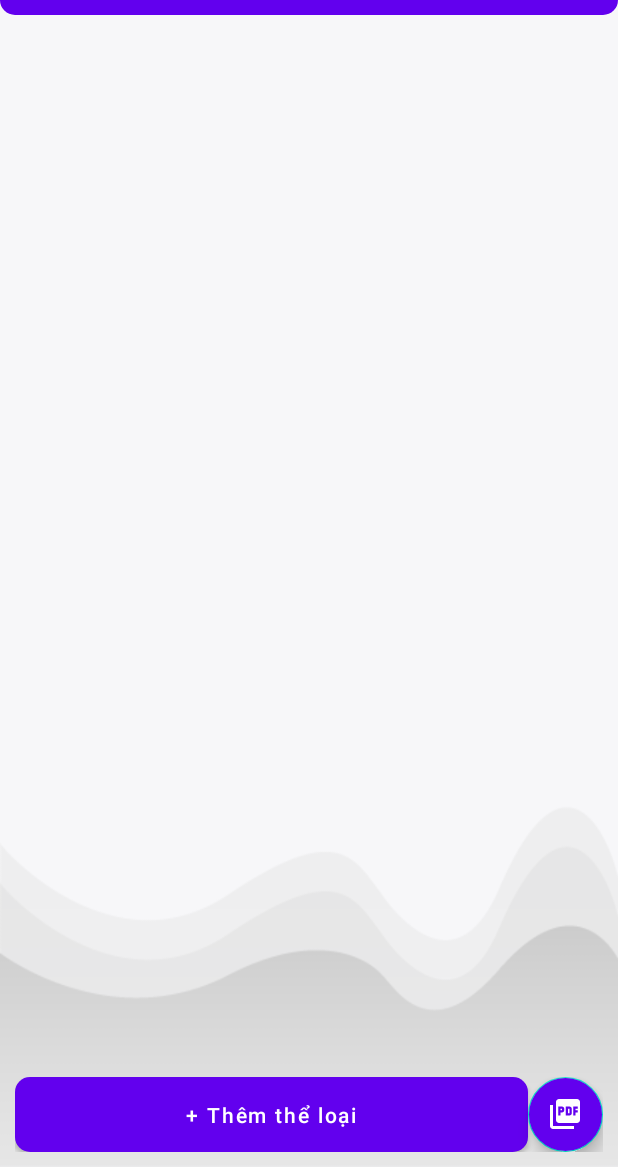
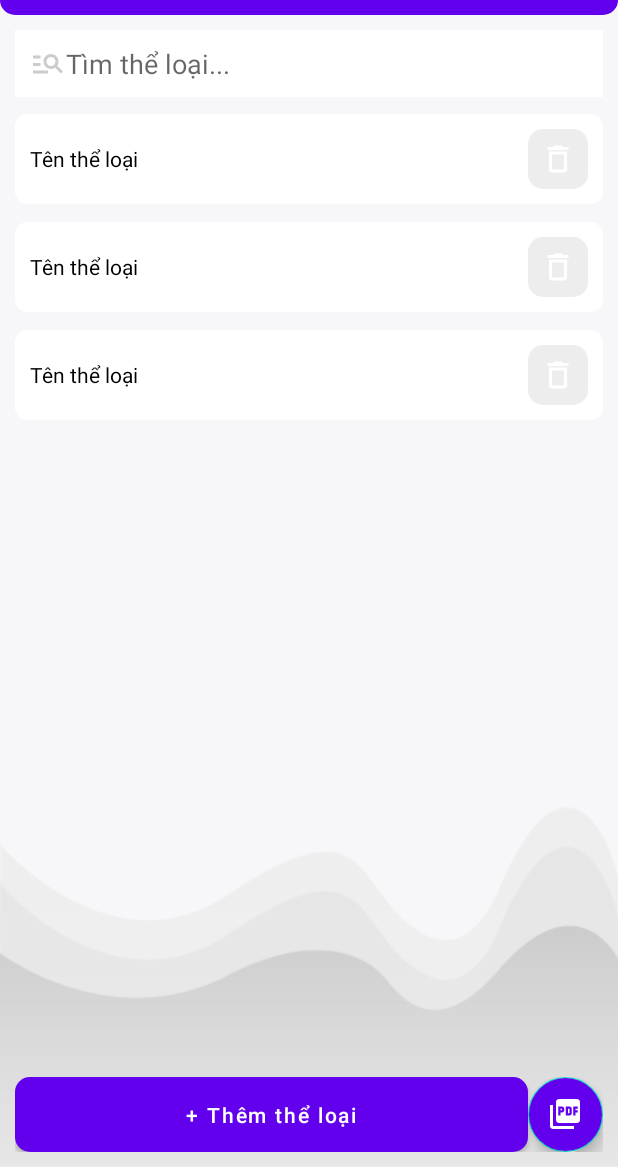
Before and after one commit to VDTune/Readify, an Android app: the layout activity_dashboard_admin.xml on its own in the app's theme, with its tools: preview values and no code run, on a phone screen of 412 x 824 dp, the part 69-1236 px from its top. Run offline under Robolectric (Android 15) with nearby library versions, the phone set to English and light mode, and no system bars.

Commit message:
category commit

```diff
--- /dev/null
+++ b/app/src/main/res/drawable/ic_category_search_gray.xml
@@ -0,0 +1,5 @@
+<vector android:autoMirrored="true" android:height="24dp"
+    android:tint="#CCCCCC" android:viewportHeight="24"
+    android:viewportWidth="24" android:width="24dp" xmlns:android="http://schemas.android.com/apk/res/android">
+    <path android:fillColor="@android:color/white" android:pathData="M7,9H2V7h5V9zM7,12H2v2h5V12zM20.59,19l-3.83,-3.83C15.96,15.69 15.02,16 14,16c-2.76,0 -5,-2.24 -5,-5s2.24,-5 5,-5s5,2.24 5,5c0,1.02 -0.31,1.96 -0.83,2.75L22,17.59L20.59,19zM17,11c0,-1.65 -1.35,-3 -3,-3s-3,1.35 -3,3s1.35,3 3,3S17,12.65 17,11zM2,19h10v-2H2V19z"/>
+</vector>
--- /dev/null
+++ b/app/src/main/res/drawable/ic_delete_white.xml
@@ -0,0 +1,5 @@
+<vector android:height="24dp" android:tint="#FFFFFF"
+    android:viewportHeight="24" android:viewportWidth="24"
+    android:width="24dp" xmlns:android="http://schemas.android.com/apk/res/android">
+    <path android:fillColor="@android:color/white" android:pathData="M6,19c0,1.1 0.9,2 2,2h8c1.1,0 2,-0.9 2,-2L18,7L6,7v12zM8,9h8v10L8,19L8,9zM15.5,4l-1,-1h-5l-1,1L5,4v2h14L19,4z"/>
+</vector>
--- /dev/null
+++ b/app/src/main/res/drawable/shape_button03.xml
@@ -0,0 +1,8 @@
+<?xml version="1.0" encoding="utf-8"?>
+<shape xmlns:android="http://schemas.android.com/apk/res/android"
+    android:shape="rectangle">
+
+    <corners android:radius="10dp"/>
+    <solid android:color="@color/gray03"/>
+
+</shape>
--- a/app/src/main/res/layout/activity_dashboard_admin.xml
+++ b/app/src/main/res/layout/activity_dashboard_admin.xml
@@ -44,41 +44,66 @@
             android:src="@drawable/ic_logout_white" />
     </RelativeLayout>
 
+    <!--Tìm kiếm-->
+    <EditText
+        android:id="@+id/searchEdt"
+        android:layout_width="match_parent"
+        android:layout_height="wrap_content"
+        android:layout_below="@+id/toolbarRl"
+        android:layout_marginStart="10dp"
+        android:layout_marginTop="10dp"
+        android:layout_marginEnd="10dp"
+        android:background="@color/white"
+        android:drawableStart="@drawable/ic_category_search_gray"
+        android:hint="Tìm thể loại..."
+        android:padding="10dp"
+        android:textColor="@color/gray01" />
+
+    <!--Thể loại-->
+    <androidx.recyclerview.widget.RecyclerView
+        android:id="@+id/category"
+        android:layout_width="match_parent"
+        android:layout_height="wrap_content"
+        android:layout_above="@id/bottomLl"
+        android:layout_below="@+id/searchEdt"
+        android:layout_margin="5dp"
+        tools:listitem="@layout/row_category"
+        app:layoutManager="androidx.recyclerview.widget.LinearLayoutManager" />
+
     <!--Bottom Layout-->
     <LinearLayout
         android:id="@+id/bottomLl"
         android:layout_width="match_parent"
         android:layout_height="wrap_content"
-        android:orientation="horizontal"
+        android:layout_alignParentBottom="true"
         android:layout_marginStart="10dp"
-        android:layout_alignParentBottom="true"
         android:layout_marginEnd="10dp"
-        android:layout_marginBottom="10dp">
+        android:layout_marginBottom="10dp"
+        android:orientation="horizontal">
 
         <!--thêm thể loại-->
         <Button
+            android:id="@+id/addCategoryBtn"
             android:layout_width="wrap_content"
             android:layout_height="wrap_content"
-            android:id="@+id/addCategoryBtn"
             android:layout_weight="1"
             android:background="@drawable/shape_button01"
             android:minHeight="50dp"
             android:text="+ Thêm thể loại"
             android:textAllCaps="false"
-            android:textColor="@color/white"/>
+            android:textColor="@color/white" />
 
         <!--Thêm file pdf-->
         <com.google.android.material.floatingactionbutton.FloatingActionButton
+            android:id="@+id/addPdfFab"
             android:layout_width="wrap_content"
             android:layout_height="wrap_content"
-            android:id="@+id/addPdfFab"
             android:backgroundTint="@color/purple_500"
+            android:src="@drawable/ic_pdf_white"
             app:fabCustomSize="50dp"
-            android:src="@drawable/ic_pdf_white"
-            app:tint="@color/white"/>
+            app:tint="@color/white" />
 
     </LinearLayout>
 
 
-
 </RelativeLayout>
--- /dev/null
+++ b/app/src/main/res/layout/row_category.xml
@@ -0,0 +1,35 @@
+<?xml version="1.0" encoding="utf-8"?>
+<androidx.cardview.widget.CardView xmlns:android="http://schemas.android.com/apk/res/android"
+    xmlns:app="http://schemas.android.com/apk/res-auto"
+    android:layout_width="match_parent"
+    android:layout_height="wrap_content"
+    app:cardBackgroundColor="@color/white"
+    app:cardCornerRadius="8dp"
+    app:cardElevation="0dp"
+    app:cardUseCompatPadding="true"
+    app:contentPadding="10dp">
+
+    <LinearLayout
+        android:layout_width="match_parent"
+        android:layout_height="wrap_content"
+        android:layout_gravity="center_vertical"
+        android:orientation="horizontal">
+
+        <TextView
+            android:id="@+id/categoryTv"
+            android:layout_width="0dp"
+            android:layout_height="wrap_content"
+            android:layout_gravity="center_vertical"
+            android:layout_weight="1"
+            android:text="Tên thể loại"
+            android:textColor="@color/black" />
+
+        <ImageButton
+            android:id="@+id/deleteBtn"
+            android:layout_width="40dp"
+            android:layout_height="40dp"
+            android:background="@drawable/shape_button03"
+            android:src="@drawable/ic_delete_white" />
+    </LinearLayout>
+
+</androidx.cardview.widget.CardView>
--- a/app/src/main/res/values/colors.xml
+++ b/app/src/main/res/values/colors.xml
@@ -9,4 +9,5 @@
     <color name="white">#FFFFFFFF</color>
     <color name="gray01">#c5c5c5</color>
     <color name="gray02">#777777</color>
+    <color name="gray03">#EDEDED</color>
 </resources>
```
Also changed, not shown: app/src/main/java/com/example/readify/AdapterCategory.kt (added, +86 -0 lines), app/src/main/java/com/example/readify/ModelCategory.kt (added, +20 -0 lines).
